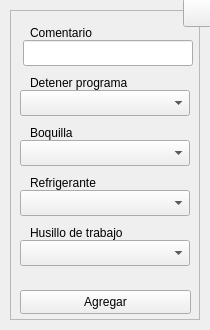
Above: interfaces/ui_files/misc.ui from Raw0201/GCode2 before the change. Below: the same form after it.
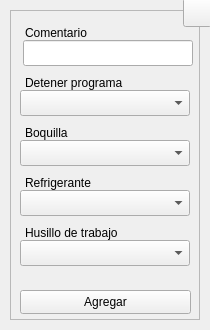
That is the form after the change. Icons and pictures are not drawn.

Diff of the .ui file:
```diff
--- a/interfaces/ui_files/misc.ui
+++ b/interfaces/ui_files/misc.ui
@@ -2222,9 +2222,9 @@
      </property>
      <property name="geometry">
       <rect>
-       <x>20</x>
+       <x>15</x>
        <y>10</y>
-       <width>73</width>
+       <width>74</width>
        <height>26</height>
       </rect>
      </property>
@@ -2241,9 +2241,9 @@
      </property>
      <property name="geometry">
       <rect>
-       <x>20</x>
+       <x>15</x>
        <y>110</y>
-       <width>111</width>
+       <width>53</width>
        <height>26</height>
       </rect>
      </property>
@@ -2347,9 +2347,9 @@
      </property>
      <property name="geometry">
       <rect>
-       <x>20</x>
+       <x>15</x>
        <y>60</y>
-       <width>111</width>
+       <width>107</width>
        <height>26</height>
       </rect>
      </property>
@@ -2391,9 +2391,9 @@
      </property>
      <property name="geometry">
       <rect>
-       <x>20</x>
+       <x>15</x>
        <y>160</y>
-       <width>111</width>
+       <width>76</width>
        <height>26</height>
       </rect>
      </property>
@@ -2435,9 +2435,9 @@
      </property>
      <property name="geometry">
       <rect>
-       <x>20</x>
+       <x>15</x>
        <y>210</y>
-       <width>111</width>
+       <width>103</width>
        <height>26</height>
       </rect>
      </property>
```
